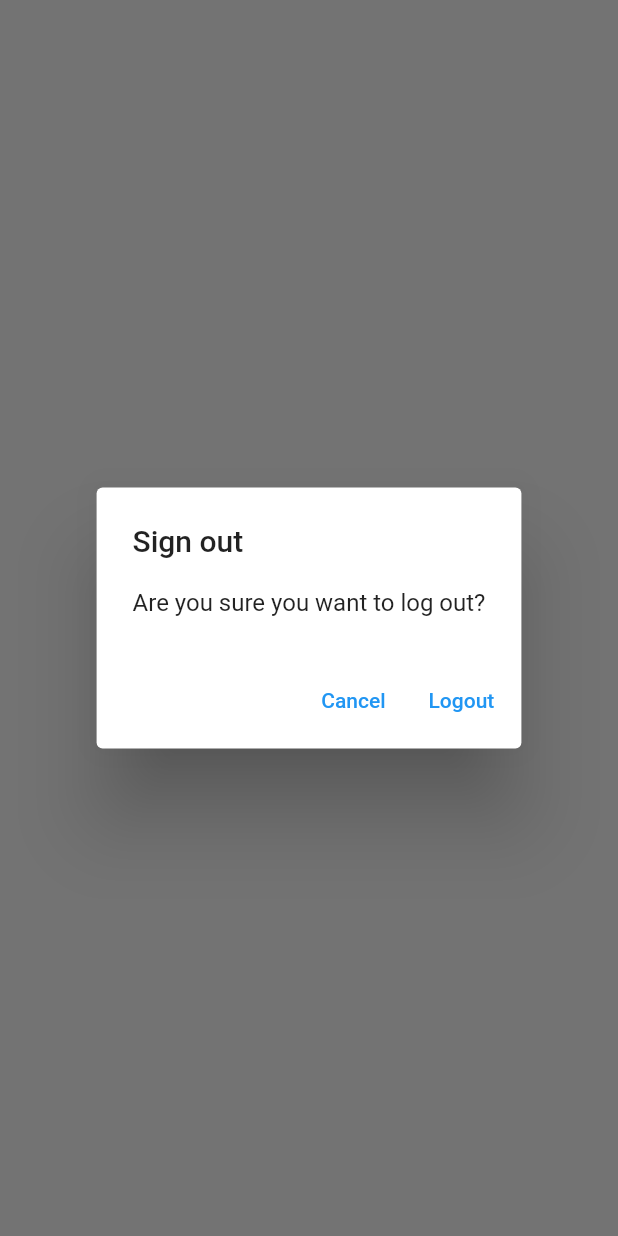
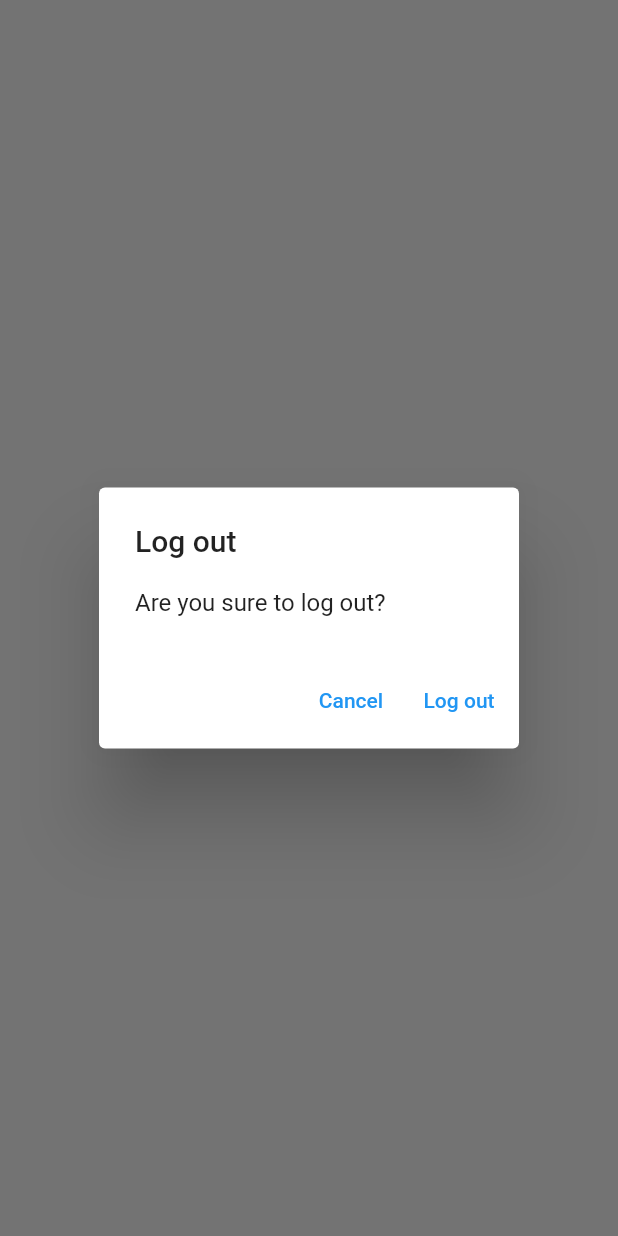
Before and after one commit to nikita-grabek/my_notes, a Flutter app: what showLogOutDialog() shows on an empty page, opened directly, on a phone screen of 412 x 824 dp. Run offline on Flutter 3.47's test engine with Material 2 defaults, Android fonts, the phone set to English and light mode, and no system bars; our stand-ins replace firebase_auth, firebase_core, sqflite; accounts and stored records are empty; network calls fail.

Commit message:
Deleting Existing Notes in Notes View

```diff
--- /dev/null
+++ b/lib/utilities/dialogs/generic_dialog.dart
@@ -0,0 +1,31 @@
+import 'package:flutter/material.dart';
+
+typedef DialogOptionBuilder<T> = Map<String, T?> Function();
+
+Future<T?> showGenericDialog<T>({
+  required BuildContext context,
+  required String title,
+  required String content,
+  required DialogOptionBuilder optionBuilder,
+}) {
+  final options = optionBuilder();
+  return showDialog<T>(
+      context: context,
+      builder: (context) {
+        return AlertDialog(
+            title: Text(title),
+            content: Text(content),
+            actions: options.keys.map((optionTitle) {
+              final T value = options[optionTitle];
+              return TextButton(
+                  onPressed: () {
+                    if (value != null) {
+                      Navigator.of(context).pop(value);
+                    } else {
+                      Navigator.of(context).pop();
+                    }
+                  },
+                  child: Text(optionTitle));
+            }).toList());
+      });
+}
--- /dev/null
+++ b/lib/utilities/dialogs/logout_dialog.dart
@@ -0,0 +1,16 @@
+import 'package:flutter/material.dart';
+import 'package:success_planner/utilities/dialogs/generic_dialog.dart';
+
+Future<bool> showLogOutDialog(BuildContext context) {
+  return showGenericDialog<bool>(
+    context: context,
+    title: "Log out",
+    content: "Are you sure to log out?",
+    optionBuilder: () => {
+      "Cancel": false,
+      "Log out": true,
+    },
+  ).then(
+    (value) => value ?? false,
+  );
+}
--- a/lib/views/login_view.dart
+++ b/lib/views/login_view.dart
@@ -2,7 +2,7 @@
 import 'package:success_planner/constants/routes.dart';
 import 'package:success_planner/services/auth/auth_exceptions.dart';
 import 'package:success_planner/services/auth/auth_service.dart';
-import 'package:success_planner/utilities/show_error_dialog.dart';
+import 'package:success_planner/utilities/dialogs/error_dialog.dart';
 
 class LoginView extends StatefulWidget {
   const LoginView({Key? key}) : super(key: key);
--- a/lib/views/notes/notes_view.dart
+++ b/lib/views/notes/notes_view.dart
@@ -5,6 +5,8 @@
 
 import 'package:success_planner/services/auth/auth_service.dart';
 import 'package:success_planner/services/crud/notes_service.dart';
+import 'package:success_planner/utilities/dialogs/logout_dialog.dart';
+import 'package:success_planner/views/notes/notes_list_view.dart';
 
 class NotesView extends StatefulWidget {
   const NotesView({Key? key}) : super(key: key);
@@ -73,19 +75,12 @@
                     case ConnectionState.active:
                       if (snapshot.hasData) {
                         final allNotes = snapshot.data as List<DatabaseNote>;
-                        return ListView.builder(
-                            itemCount: allNotes.length,
-                            itemBuilder: (context, index) {
-                              final note = allNotes[index];
-                              return ListTile(
-                                title: Text(
-                                  note.text,
-                                  maxLines: 1,
-                                  softWrap: true,
-                                  overflow: TextOverflow.ellipsis,
-                                ),
-                              );
-                            });
+                        return NotesListView(
+                          notes: allNotes,
+                          onDeleteNote: (note) async {
+                            await _notesService.deleteNote(id: note.id);
+                          },
+                        );
                       } else {
                         return const CircularProgressIndicator();
                       }
@@ -102,29 +97,3 @@
     );
   }
 }
-
-Future<bool> showLogOutDialog(BuildContext context) {
-  return showDialog<bool>(
-    context: context,
-    builder: (context) {
-      return AlertDialog(
-        title: const Text("Sign out"),
-        content: const Text("Are you sure you want to log out?"),
-        actions: [
-          TextButton(
-            onPressed: () {
-              Navigator.of(context).pop(false);
-            },
-            child: const Text("Cancel"),
-          ),
-          TextButton(
-            onPressed: () {
-              Navigator.of(context).pop(true);
-            },
-            child: const Text("Logout"),
-          )
-        ],
-      );
-    },
-  ).then((value) => value ?? false);
-}
--- a/lib/views/register_view.dart
+++ b/lib/views/register_view.dart
@@ -2,7 +2,7 @@
 import 'package:success_planner/constants/routes.dart';
 import 'package:success_planner/services/auth/auth_exceptions.dart';
 import 'package:success_planner/services/auth/auth_service.dart';
-import 'package:success_planner/utilities/show_error_dialog.dart';
+import 'package:success_planner/utilities/dialogs/error_dialog.dart';
 
 class RegisterView extends StatefulWidget {
   const RegisterView({Key? key}) : super(key: key);
```
Also changed, not shown: lib/utilities/dialogs/delete_dialog.dart (added, +16 -0 lines), lib/utilities/dialogs/error_dialog.dart (added, +16 -0 lines), lib/utilities/show_error_dialog.dart (deleted, +0 -21 lines), lib/views/notes/notes_list_view.dart (added, +41 -0 lines).
